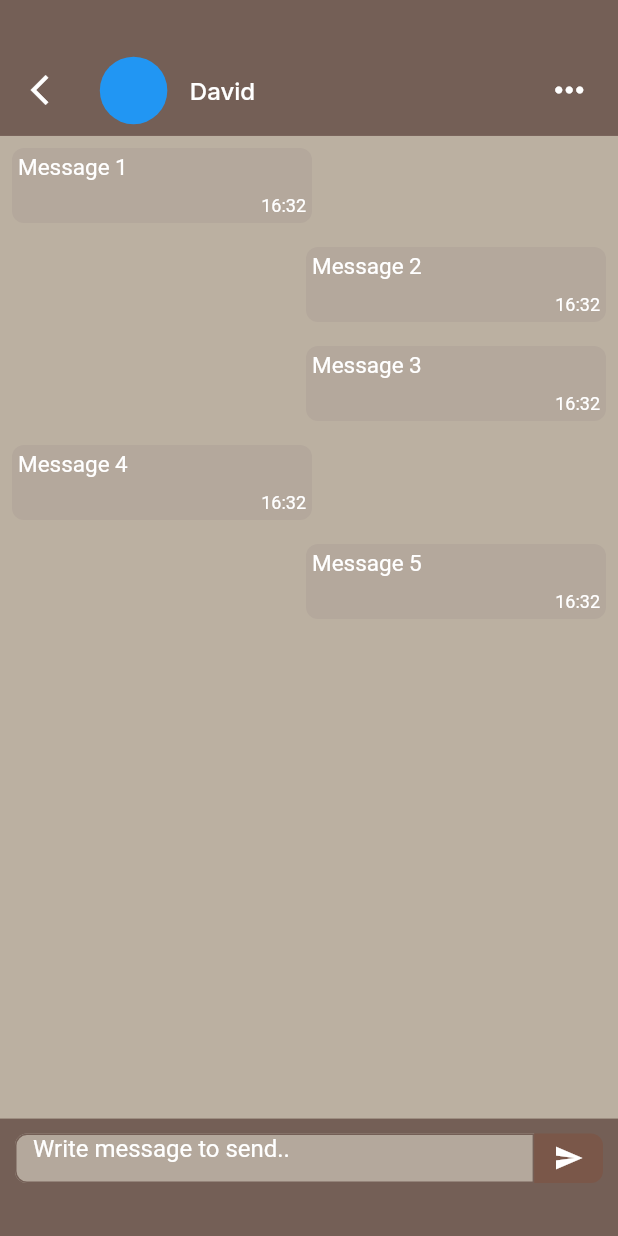
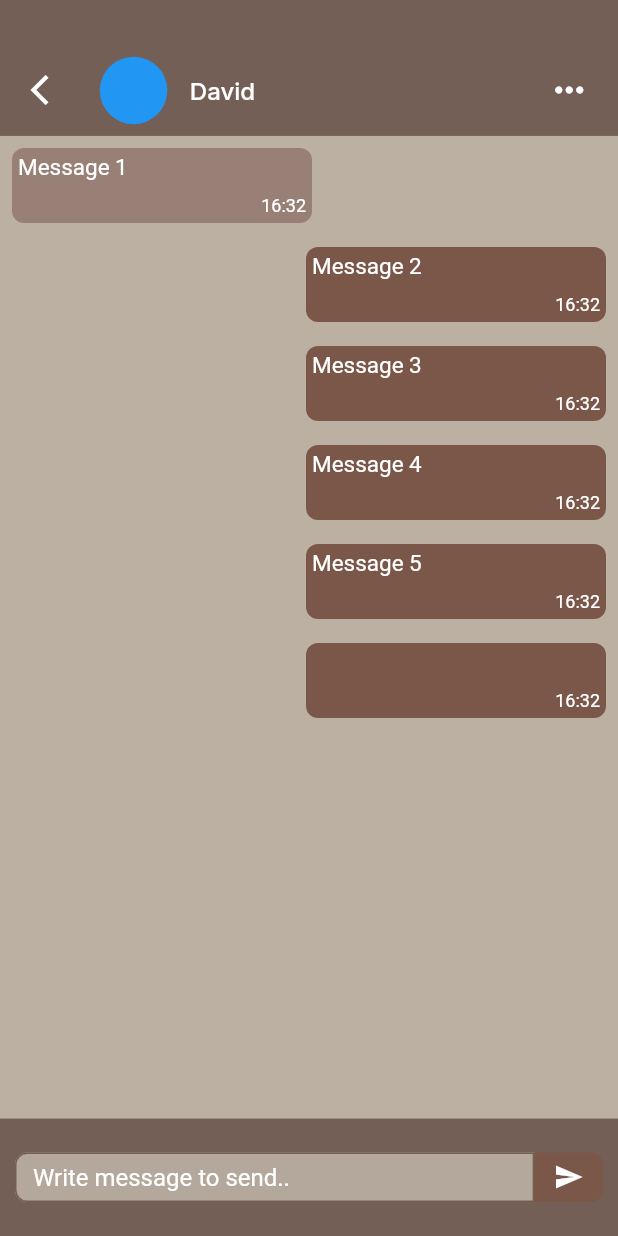
Before and after one commit to Schick33r/swipe_it, a Flutter app: the ChatScreen screen opened directly, after a tap on the "send" icon, on a phone screen of 412 x 824 dp. Run offline on Flutter 3.47's test engine with Material 2 defaults, Android fonts, the phone set to English and light mode, and no system bars; our stand-ins replace cloud_firestore, firebase_auth, flutter_svg, google_fonts, salomon_bottom_bar, swipe_cards; accounts and stored records are empty.

Commit message:
Allow user to send chat messages and apply changes from flutter fix
1. The send button in the chat screen now adds a new message to the list
2. Applied some automatic changes from flutter fix

```diff
--- a/lib/global_widgets/chat_AppBar.dart
+++ b/lib/global_widgets/chat_AppBar.dart
@@ -47,7 +47,7 @@
             // MORE BUTTON
             IconButton(
               onPressed: () {},
-              icon: Icon(Icons.more_horiz),
+              icon: const Icon(Icons.more_horiz),
               iconSize: 28,
               color: whiteColor,
             )
--- a/lib/global_widgets/chat_bubble.dart
+++ b/lib/global_widgets/chat_bubble.dart
@@ -20,7 +20,8 @@
               alignment: Alignment.topRight,
               child: Container(
                 decoration: BoxDecoration(
-                    color: cardBg, borderRadius: BorderRadius.circular(8)),
+                    color: brownMainColor,
+                    borderRadius: BorderRadius.circular(8)),
                 height: 50,
                 width: 200,
                 child: Padding(
@@ -49,7 +50,8 @@
               alignment: Alignment.topLeft,
               child: Container(
                 decoration: BoxDecoration(
-                    color: cardBg, borderRadius: BorderRadius.circular(8)),
+                    color: brownLightest,
+                    borderRadius: BorderRadius.circular(8)),
                 height: 50,
                 width: 200,
                 child: Padding(
--- a/lib/login/forgot_pw_page.dart
+++ b/lib/login/forgot_pw_page.dart
@@ -27,7 +27,7 @@
       showDialog(
           context: context,
           builder: (context) {
-            return AlertDialog(
+            return const AlertDialog(
               content: Text('Password reset link sent! Check your email!'),
             );
           }).then((value) => Navigator.pop(context));
@@ -112,7 +112,7 @@
               child: GestureDetector(
                 onTap: passwordReset,
                 child: Container(
-                  padding: EdgeInsets.all(20.0),
+                  padding: const EdgeInsets.all(20.0),
                   decoration: BoxDecoration(
                     color: brownMainColor,
                     borderRadius: BorderRadius.circular(4.0),
--- a/lib/login/register_page.dart
+++ b/lib/login/register_page.dart
@@ -70,7 +70,7 @@
           child: SingleChildScrollView(
             child: Column(
               children: [
-                SizedBox(height: 35),
+                const SizedBox(height: 35),
 
                 SvgPicture.asset(
                   'assets/mz_icon_brown.svg',
@@ -230,7 +230,7 @@
                   child: GestureDetector(
                     onTap: signUp,
                     child: Container(
-                      padding: EdgeInsets.all(20.0),
+                      padding: const EdgeInsets.all(20.0),
                       decoration: BoxDecoration(
                         color: brownMainColor,
                         borderRadius: BorderRadius.circular(4.0),
--- a/lib/main.dart
+++ b/lib/main.dart
@@ -1,6 +1,5 @@
 import 'package:flutter/material.dart';
 import 'package:swipe_it/screens/asProvider/provider_wrapper.dart';
-import 'package:swipe_it/screens/swipe_test.dart';
 
 void main() {
   runApp(const MyApp());
@@ -17,7 +16,7 @@
   // This widget is the root of your application.
   @override
   Widget build(BuildContext context) {
-    var _currentIndex = 0;
+    var currentIndex = 0;
     return MaterialApp(
         debugShowCheckedModeBanner: false,
         title: 'Flutter Demo',
--- a/lib/screens/asProvider/provider_wrapper.dart
+++ b/lib/screens/asProvider/provider_wrapper.dart
@@ -4,7 +4,6 @@
 import 'package:swipe_it/screens/asProvider/providerWidgets/providerAppBar.dart';
 import 'package:swipe_it/screens/asProvider/provider_Chats.dart';
 import 'package:swipe_it/screens/asProvider/provider_swipe.dart';
-import 'package:swipe_it/screens/chat_screen.dart';
 import 'package:swipe_it/screens/profile_screen.dart';
 
 class ProviderWrapperScreen extends StatefulWidget {
--- a/lib/screens/chat_screen.dart
+++ b/lib/screens/chat_screen.dart
@@ -3,11 +3,16 @@
 import 'package:swipe_it/global_widgets/chat_bubble.dart';
 import 'package:swipe_it/globals.dart';
 
-class ChatScreen extends StatelessWidget {
+class ChatScreen extends StatefulWidget {
   const ChatScreen({super.key});
 
   @override
-  Widget build(BuildContext context) {
+  State<StatefulWidget> createState() => ChatScreenState();
+}
+
+class ChatScreenState extends State<ChatScreen> {
+  final TextEditingController _chatMessageController = TextEditingController();
+
   var chatMessages = [
     {
       'name': 'David',
@@ -41,9 +46,27 @@
     },
   ];
 
-    var fromCurrentUser = [false, true, true, false, true];
+  void _addMessageToList(String message, bool messageFromCurrentUser) {
+    setState(() {
+      chatMessages.add({
+        'name': 'Klaus',
+        'message': message,
+        'time': '19:10',
+        'messageFromCurrentUser': messageFromCurrentUser
+      });
+    });
 
-    return Scaffold(
+    _chatMessageController.clear();
+  }
+
+  @override
+  Widget build(BuildContext context) {
+    return GestureDetector(
+        onTap: () {
+          // Close the keyboard when tapping outside the TextField
+          FocusScope.of(context).requestFocus(FocusNode());
+        },
+        child: Scaffold(
           backgroundColor: bgColor,
           body: Column(
             crossAxisAlignment: CrossAxisAlignment.center,
@@ -53,13 +76,14 @@
                 child: Container(
                     color: bgColor,
                     child: ListView.builder(
-                    itemCount: 5,
+                        itemCount: chatMessages.length,
                         itemBuilder: (BuildContext context, int index) {
                           return Center(
                               child: ChatBubble(
                                   chatMessage:
                                       chatMessages[index]['message'].toString(),
-                              messageFromCurrentUser: fromCurrentUser[index]));
+                                  messageFromCurrentUser: chatMessages[index]
+                                      ['messageFromCurrentUser'] as bool));
                         })),
               ),
 
@@ -70,19 +94,22 @@
                 child: Padding(
                   padding: const EdgeInsets.all(10.0),
                   child: Row(
-                crossAxisAlignment: CrossAxisAlignment.start,
+                    crossAxisAlignment: CrossAxisAlignment.center,
                     children: [
                       SizedBox(
                           width: MediaQuery.of(context).size.width * 0.84,
                           height: MediaQuery.of(context).size.height * 0.04,
                           child: TextField(
+                            controller: _chatMessageController,
+                            textAlignVertical: TextAlignVertical.bottom,
                             //controller: _firstNameController,
                             style: const TextStyle(
                               color: Colors.white,
                             ),
                             decoration: InputDecoration(
                               enabledBorder: OutlineInputBorder(
-                              borderSide: BorderSide(color: brownLightColor),
+                                  borderSide:
+                                      BorderSide(color: brownLightColor),
                                   borderRadius: const BorderRadius.only(
                                       topLeft: Radius.circular(8),
                                       bottomLeft: Radius.circular(8))),
@@ -104,7 +131,8 @@
                       // SEND BUTTON
                       Expanded(
                         child: GestureDetector(
-                      onTap: () async {},
+                          onTap: () => _addMessageToList(
+                              _chatMessageController.text, true),
                           child: Container(
                               decoration: BoxDecoration(
                                   color: brownMainColor,
@@ -127,6 +155,6 @@
               )
             ],
           ),
-    );
+        ));
   }
 }
```
Also changed, not shown: lib/screens/asProvider/provider_swipe.dart (+4 -4 lines), lib/screens/swipe_test.dart (+21 -19 lines), 3 other files. Lines whose indentation alone changed are shown as unchanged.
